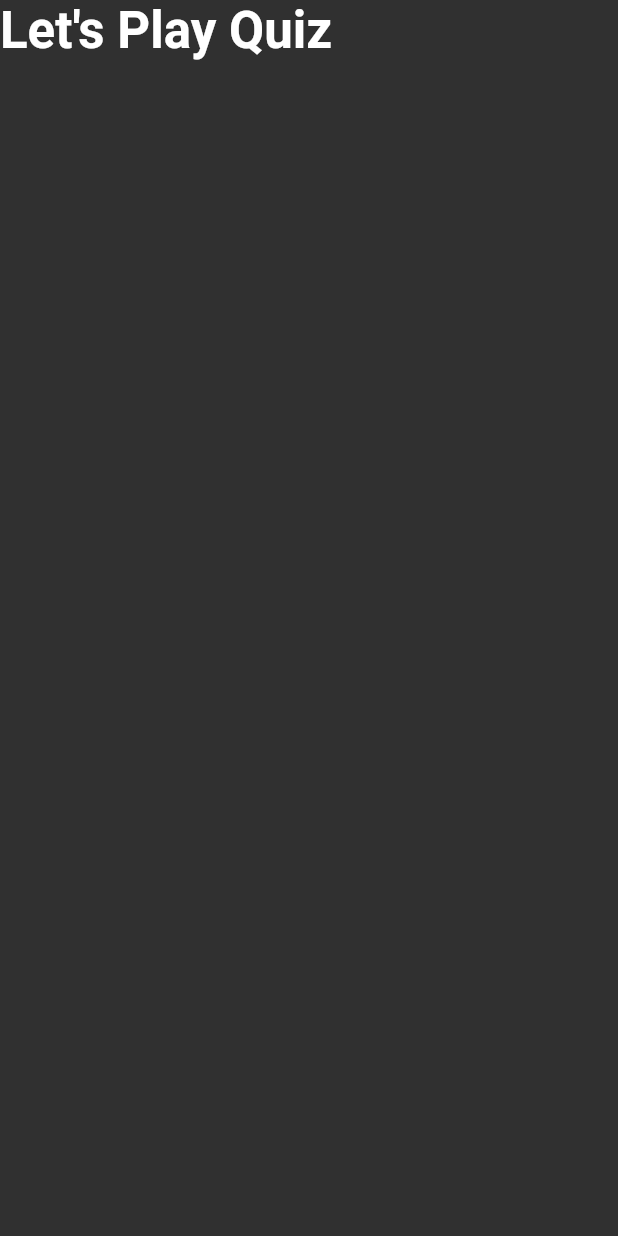
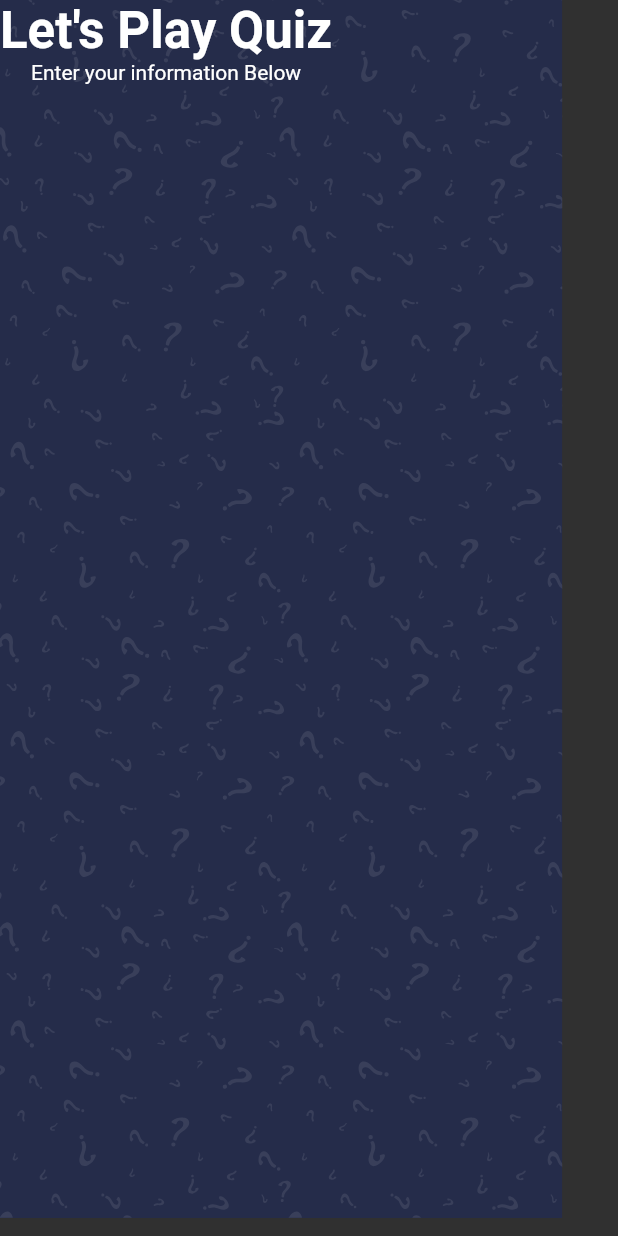
Before and after one commit to fitse-yotor/quiz-app-in-flutter, a Flutter app: the screen it shows after launch, on a phone screen of 412 x 824 dp. Run offline on Flutter 3.47's test engine with Material 2 defaults, Android fonts, the phone set to English and light mode, and no system bars; our stand-ins replace flutter_svg, websafe_svg.

Commit message:
back ground and text

```diff
--- a/lib/screens/welcome/welcome_screen.dart
+++ b/lib/screens/welcome/welcome_screen.dart
@@ -9,7 +9,7 @@ class WelcomeScreen extends StatelessWidget {
     return Scaffold(
       body: Stack(
         children: [
-          //SvgPicture.asset("assets/icons/bg.svg", fit: BoxFit.fill),
+          SvgPicture.asset("assets/icons/bg.svg", fit: BoxFit.fill),
           SafeArea(
               child: Column(
             children: [
@@ -19,7 +19,8 @@ class WelcomeScreen extends StatelessWidget {
                     .textTheme
                     .headline4
                     .copyWith(color: Colors.white, fontWeight: FontWeight.bold),
-              )
+              ),
+              Text("Enter your information Below")
             ],
           ))
         ],
```
